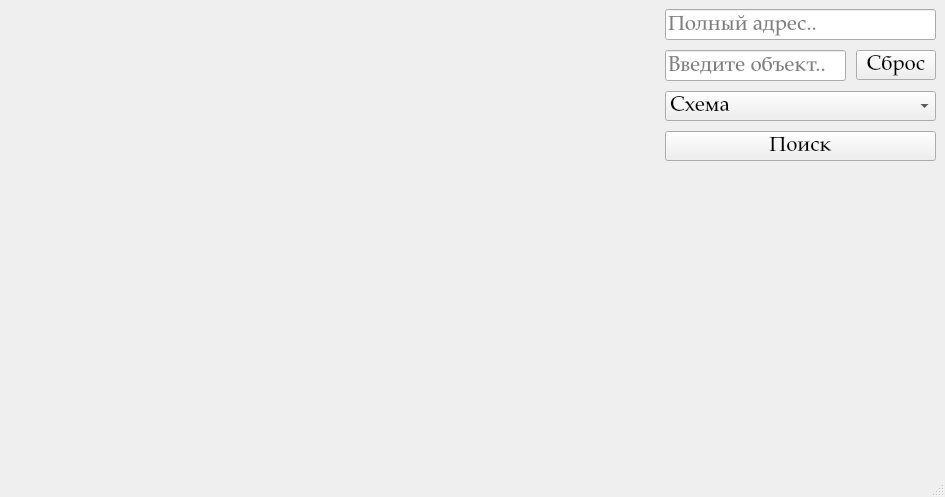
fearppen/Map, file ui/main_window.ui: the form before one commit.
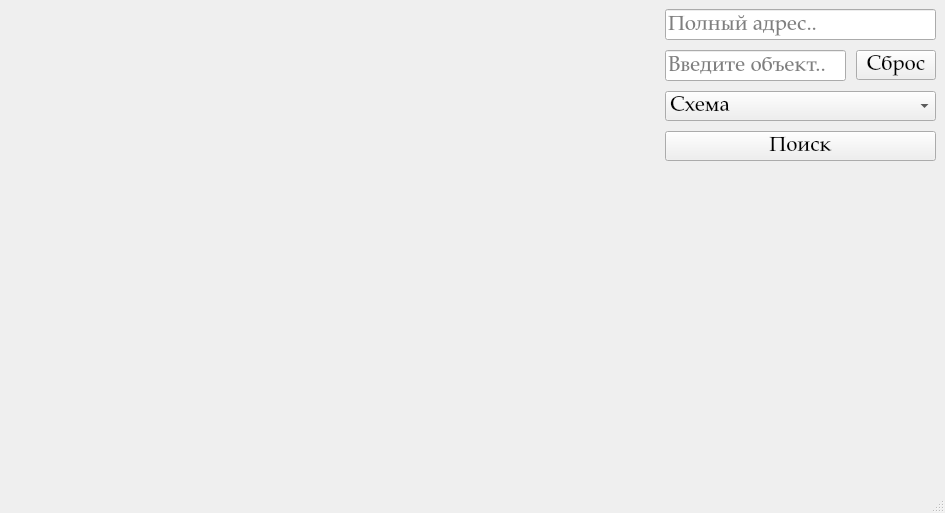
The form after the commit.

The edit to the form file:
```diff
--- a/ui/main_window.ui
+++ b/ui/main_window.ui
@@ -7,7 +7,7 @@
     <x>0</x>
     <y>0</y>
     <width>945</width>
-    <height>497</height>
+    <height>513</height>
    </rect>
   </property>
   <property name="windowTitle">
```
Left out of the diff: 12 changed lines with no effect on the pictures.
